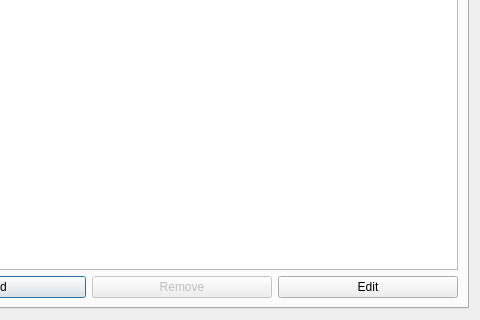
Above: gui/list/listgui.ui from HelgiThomas/Verklegt31 before the change; both pictures show x 116 to 596 and y 128 to 448 of the 596 by 448 pixel window. Below: the same form after it.
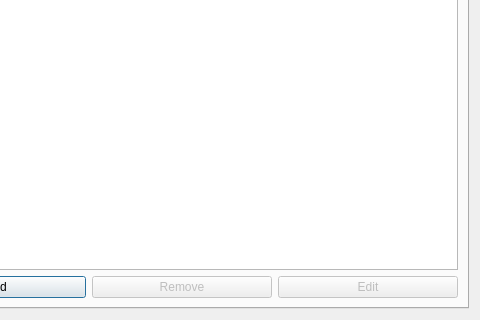
That is the form after the change. The open tabs and pages were chosen to show the change.

```diff
--- a/gui/list/listgui.ui
+++ b/gui/list/listgui.ui
@@ -79,6 +79,9 @@
          </item>
          <item>
           <widget class="QPushButton" name="button_edit_scientist">
+           <property name="enabled">
+            <bool>false</bool>
+           </property>
            <property name="text">
             <string>Edit</string>
            </property>
```
Left out of the diff: 8 changed lines with no effect on the pictures.
